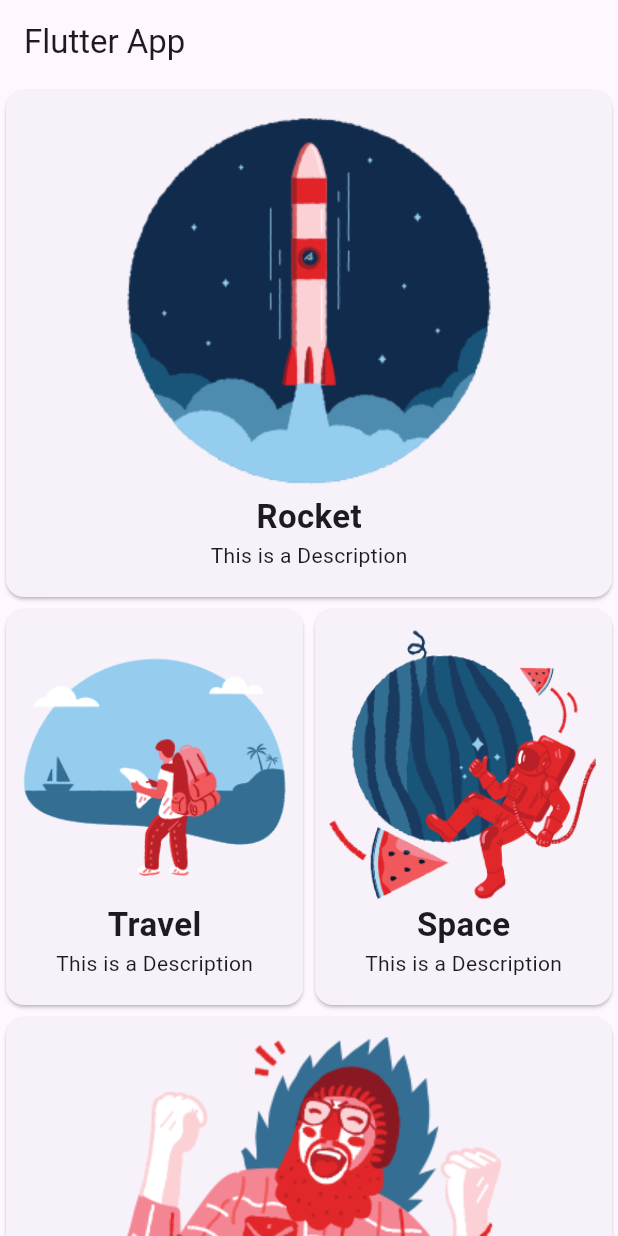
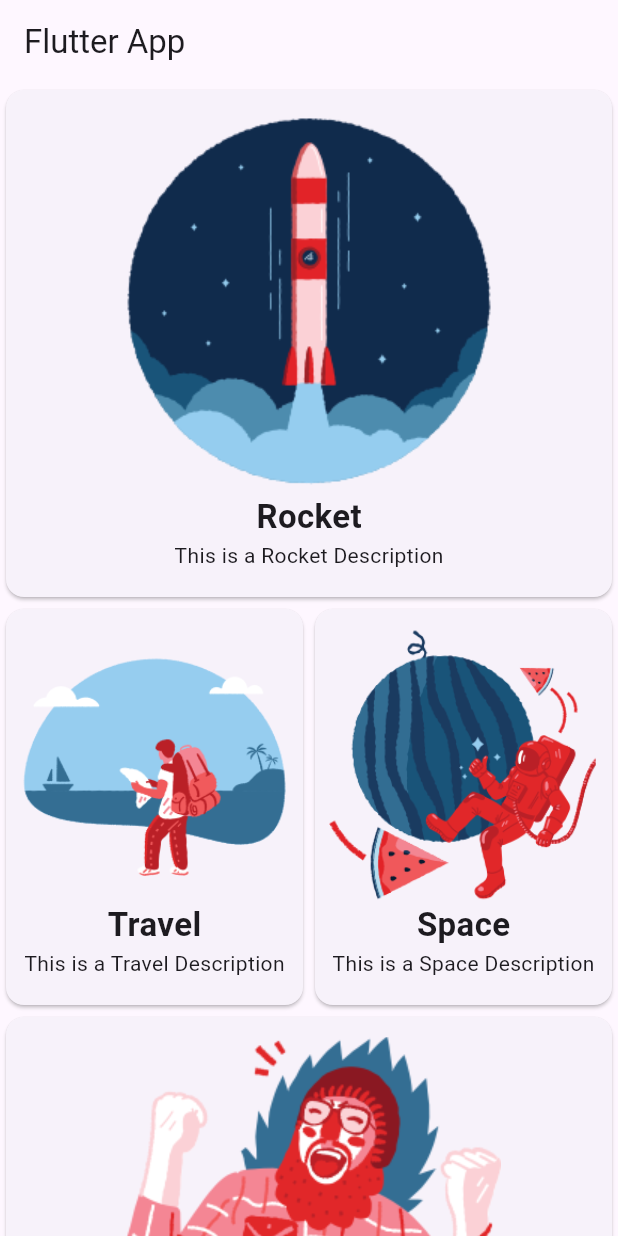
Before and after one commit to ej0x/learnapp, a Flutter app: the screen it shows after launch, on a phone screen of 412 x 824 dp. Run offline on Flutter 3.47's test engine with Material 2 defaults, Android fonts, the phone set to English and light mode, and no system bars.

Commit message:
title changes

```diff
--- a/lib/widget/card_widget.dart
+++ b/lib/widget/card_widget.dart
@@ -26,7 +26,7 @@ class CardWidget extends StatelessWidget {
                   fontWeight: FontWeight.bold,
                 ),
               ),
-              const Text("This is a Description"),
+              Text("This is a ${box.title} Description"),
               const SizedBox(height: kDouble10),
             ],
           )),
```
